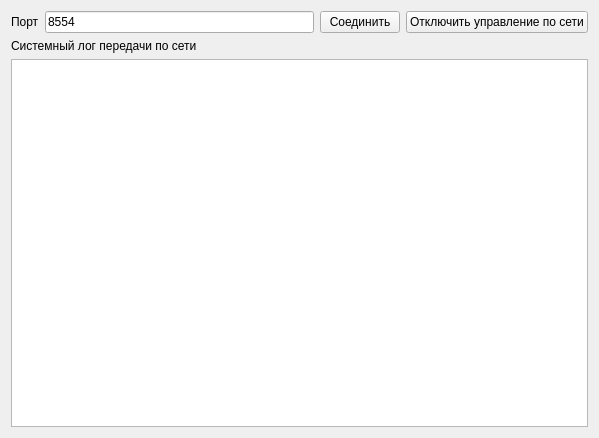
Old version of the form udpclient.ui in the repository nechosa/cctv.
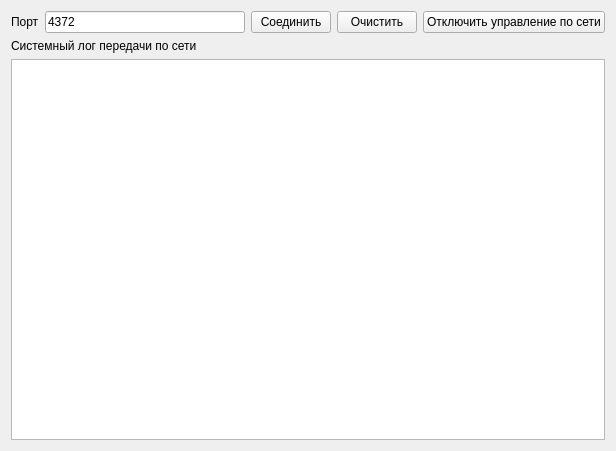
New version of the form.

```diff
--- a/udpclient.ui
+++ b/udpclient.ui
@@ -9,15 +9,15 @@
    <rect>
     <x>0</x>
     <y>0</y>
-    <width>599</width>
-    <height>438</height>
+    <width>616</width>
+    <height>451</height>
    </rect>
   </property>
   <property name="windowTitle">
    <string>Параметры клиента</string>
   </property>
   <layout class="QGridLayout" name="gridLayout">
-   <item row="0" column="0">
+   <item row="0" column="1">
     <layout class="QHBoxLayout" name="horizontalLayout">
      <item>
       <widget class="QLabel" name="label">
@@ -29,7 +29,7 @@
      <item>
       <widget class="QLineEdit" name="lineEdit">
        <property name="text">
-        <string>8554</string>
+        <string>4372</string>
        </property>
       </widget>
      </item>
@@ -40,6 +40,13 @@
        </property>
       </widget>
      </item>
+     <item>
+      <widget class="QPushButton" name="clean">
+       <property name="text">
+        <string>Очистить</string>
+       </property>
+      </widget>
+     </item>
      <item>
       <widget class="QPushButton" name="disconnect">
        <property name="text">
@@ -49,7 +56,7 @@
      </item>
     </layout>
    </item>
-   <item row="1" column="0">
+   <item row="1" column="1">
     <layout class="QVBoxLayout" name="verticalLayout">
      <item>
       <widget class="QLabel" name="System_log">
```
